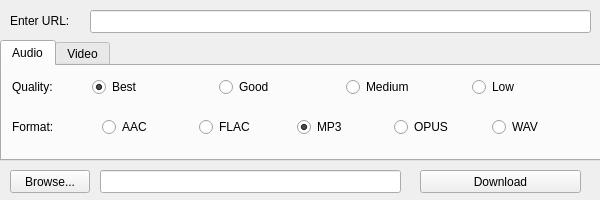
This is src/ytdl.ui in JaGoLi/ytdl-gui as Qt 5 draws it before an edit. The edited form follows.
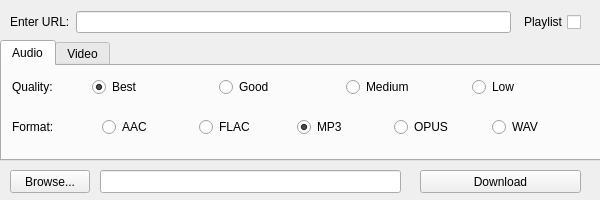
This is the edited form.

Commit message: added preliminary playlist support

The edit to the form file:
```diff
--- a/src/ytdl.ui
+++ b/src/ytdl.ui
@@ -404,28 +404,37 @@
      </rect>
     </property>
    </widget>
-   <widget class="QLabel" name="labelURL">
+   <widget class="QWidget" name="">
     <property name="geometry">
      <rect>
       <x>10</x>
       <y>10</y>
-      <width>81</width>
-      <height>21</height>
+      <width>571</width>
+      <height>25</height>
      </rect>
     </property>
+    <layout class="QGridLayout" name="gridLayout">
+     <item row="0" column="0">
+      <widget class="QLabel" name="labelURL">
     <property name="text">
      <string>Enter URL:</string>
     </property>
    </widget>
-   <widget class="QLineEdit" name="lineURL">
-    <property name="geometry">
-     <rect>
-      <x>90</x>
-      <y>10</y>
-      <width>501</width>
-      <height>23</height>
-     </rect>
-    </property>
+     </item>
+     <item row="0" column="1">
+      <widget class="QLineEdit" name="lineURL"/>
+     </item>
+     <item row="0" column="2">
+      <widget class="QCheckBox" name="playlistCheck">
+       <property name="layoutDirection">
+        <enum>Qt::RightToLeft</enum>
+       </property>
+       <property name="text">
+        <string>Playlist</string>
+       </property>
+      </widget>
+     </item>
+    </layout>
    </widget>
   </widget>
  </widget>
```
Left out of the diff: 4 changed lines with no effect on the pictures. Lines whose indentation alone changed are shown as unchanged. The commit also changes 2 other files.
